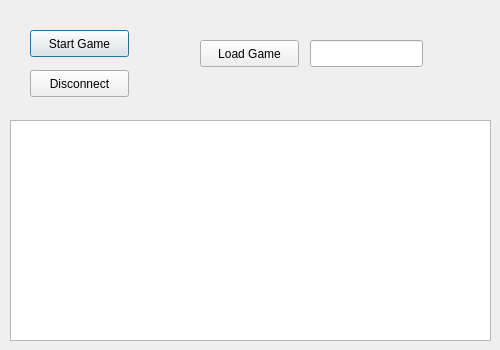
Qt form Client/client/gamelobby.ui (benclum11/bju-cps-111-team-blue-fall-2014) before a commit.
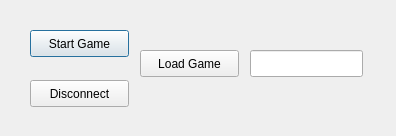
The same form after that commit.

Commit message: save/load is working and fixed windows

What changed in the file:
```diff
--- a/Client/client/gamelobby.ui
+++ b/Client/client/gamelobby.ui
@@ -6,8 +6,8 @@
    <rect>
     <x>0</x>
     <y>0</y>
-    <width>500</width>
-    <height>350</height>
+    <width>396</width>
+    <height>136</height>
    </rect>
   </property>
   <property name="sizePolicy">
@@ -18,32 +18,19 @@
   </property>
   <property name="minimumSize">
    <size>
-    <width>500</width>
-    <height>350</height>
+    <width>396</width>
+    <height>136</height>
    </size>
   </property>
   <property name="maximumSize">
    <size>
-    <width>500</width>
-    <height>350</height>
+    <width>396</width>
+    <height>136</height>
    </size>
   </property>
   <property name="windowTitle">
    <string>Game Lobby</string>
   </property>
-  <widget class="QPlainTextEdit" name="plainTextEdit">
-   <property name="geometry">
-    <rect>
-     <x>10</x>
-     <y>120</y>
-     <width>481</width>
-     <height>221</height>
-    </rect>
-   </property>
-   <property name="textInteractionFlags">
-    <set>Qt::TextSelectableByKeyboard|Qt::TextSelectableByMouse</set>
-   </property>
-  </widget>
   <widget class="QPushButton" name="btnStart">
    <property name="geometry">
     <rect>
@@ -61,7 +48,7 @@
    <property name="geometry">
     <rect>
      <x>30</x>
-     <y>70</y>
+     <y>80</y>
      <width>99</width>
      <height>27</height>
     </rect>
@@ -73,8 +60,8 @@
   <widget class="QPushButton" name="loadBtn">
    <property name="geometry">
     <rect>
-     <x>200</x>
-     <y>40</y>
+     <x>140</x>
+     <y>50</y>
      <width>99</width>
      <height>27</height>
     </rect>
@@ -86,8 +73,8 @@
   <widget class="QLineEdit" name="loadBox">
    <property name="geometry">
     <rect>
-     <x>310</x>
-     <y>40</y>
+     <x>250</x>
+     <y>50</y>
      <width>113</width>
      <height>27</height>
     </rect>
```
The commit also changes 3 other files.
